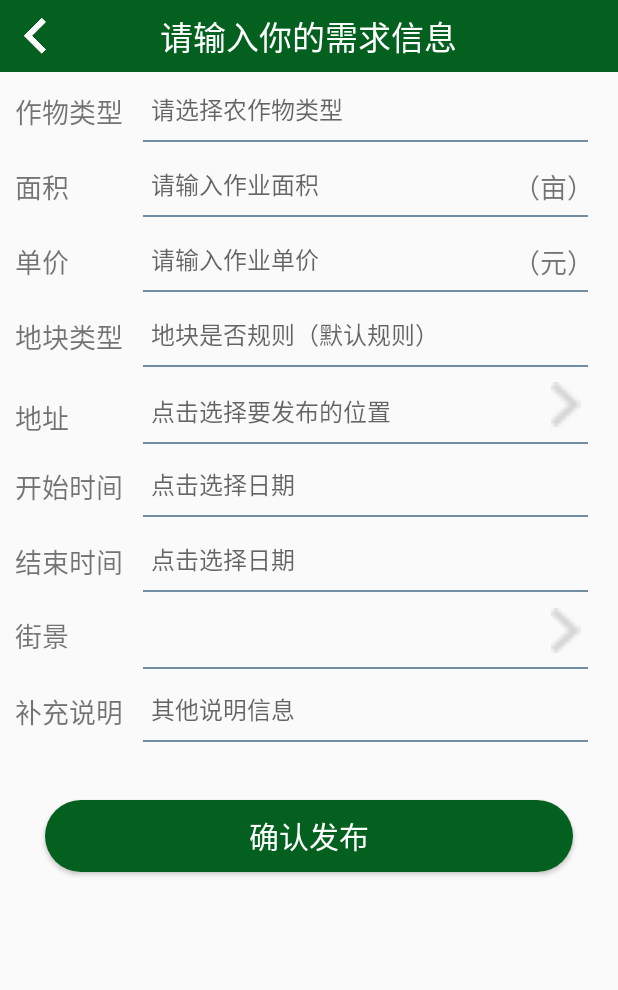
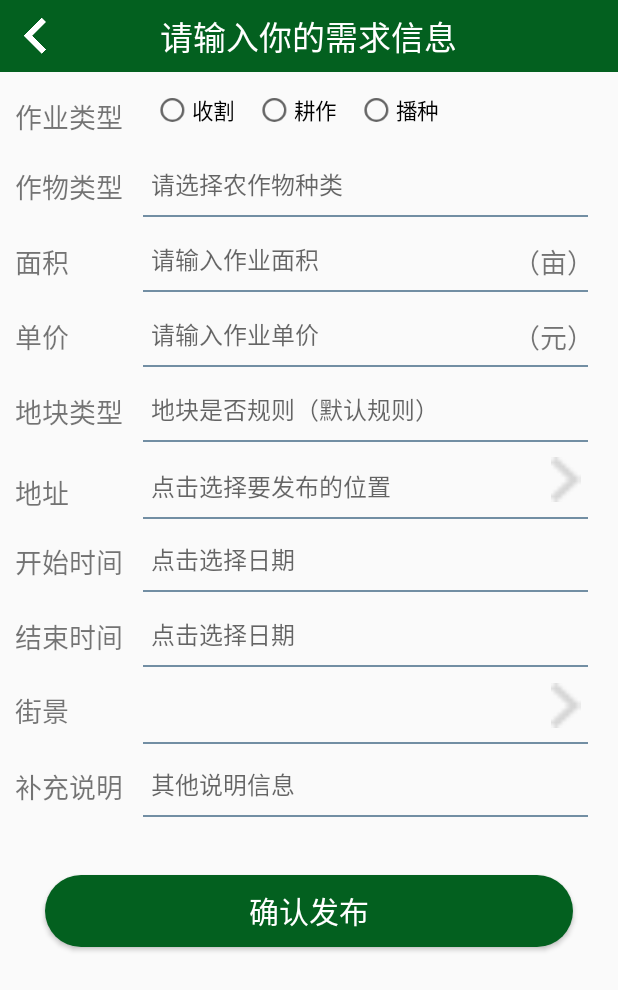
Before and after one commit to hhanchong/NJDP_farmer, an Android app: the layout activity_farmer_release.xml on its own in the app's theme, with its tools: preview values and no code run, on a phone screen of 412 x 824 dp. Shown: the top 990 px of the screen. Run offline under Robolectric (Android 15) with nearby library versions, the light colour scheme and no system bars.

Commit message:
1.调试完毕用户信息修改的接口 2.尝试图片上传功能，但是接口有问题，后面再修改 3.调整农田发布和查询模块，使用新的类型分类，细分为收耕种，然后是作物类型

```diff
--- a/app/src/main/java/com/njdp/njdp_farmer/PersonalSet.java
+++ b/app/src/main/java/com/njdp/njdp_farmer/PersonalSet.java
@@ -109,6 +109,7 @@ public class PersonalSet extends AppCompatActivity implements View.OnClickListen
             case R.id.rl_set_user_image:
                 Intent intent2 = new Intent(this, register_image.class);
                 intent2.putExtra("token", farmer.getFm_token());
+                intent2.putExtra("IsSetImage", true);
                 startActivity(intent2);
 
                 break;
--- a/app/src/main/java/com/njdp/njdp_farmer/adpter/FarmAdapter.java
+++ b/app/src/main/java/com/njdp/njdp_farmer/adpter/FarmAdapter.java
@@ -117,8 +117,8 @@ public class FarmAdapter extends BaseExpandableListAdapter {
 		} else {
 			viewHolder = (ViewHolder) convertView.getTag();
 		}
-		viewHolder.cropkind.setText("作物类型：" + child.get(groupPosition).get(childPosition).getCrops_kind());
-		viewHolder.status.setText("作业状态："+ (child.get(groupPosition).get(childPosition).getStatus().equals("0")?"未收割":"已收割"));
+		viewHolder.cropkind.setText("作业类型：" + child.get(groupPosition).get(childPosition).getCrops_kind());
+		viewHolder.status.setText("作业状态："+ (child.get(groupPosition).get(childPosition).getStatus().equals("0")?"未完成":"已完成"));
 		viewHolder.area.setText("面积 (亩)："+child.get(groupPosition).get(childPosition).getArea());
 		viewHolder.price.setText("单价 (元)："+child.get(groupPosition).get(childPosition).getUnit_price());
 		viewHolder.blocktype.setText("地块类型："+child.get(groupPosition).get(childPosition).getBlock_type());
--- a/app/src/main/java/com/njdp/njdp_farmer/db/AppConfig.java
+++ b/app/src/main/java/com/njdp/njdp_farmer/db/AppConfig.java
@@ -1,4 +1,6 @@
 package com.njdp.njdp_farmer.db;
+
+import java.net.URL;
 
 /**
  * Created by USER-PC on 2016/4/13.
@@ -21,6 +23,8 @@ public class AppConfig {
     public static  String URL_FARMLAND_GET = URL_IP + "app/farmlands/index";
     //农机查询
     public static  String URL_MACHINE_GET = URL_IP + "app/farmlands/searchMachine";
+    //获取个人信息
+    public static String URL_GETUSERINFO = URL_IP + "app/getUserInfo";
     //个人信息修改
     public static  String URL_USERINFO_EDIT = URL_IP + "app/userInfo";
 }
--- a/app/src/main/res/layout/activity_farmer_land_list.xml
+++ b/app/src/main/res/layout/activity_farmer_land_list.xml
@@ -46,7 +46,7 @@
                 android:layout_height="wrap_content"
                 android:gravity="right"
                 android:textSize="18dp"
-                android:textColor="@color/Black"
+                android:textColor="@color/colorBlack"
                 />
             <TextView
                 android:layout_width="match_parent"
@@ -54,7 +54,7 @@
                 android:gravity="left"
                 android:text="年你的发布"
                 android:textSize="18dp"
-                android:textColor="@color/Black"
+                android:textColor="@color/colorBlack"
                 android:layout_weight="5"/>
         </LinearLayout>
 
--- a/app/src/main/res/layout/activity_farmer_release.xml
+++ b/app/src/main/res/layout/activity_farmer_release.xml
@@ -40,6 +40,64 @@
                 android:layout_height="50dp"
                 android:gravity="center_vertical"
                 android:layout_gravity="center_vertical">
+
+                <TextView
+                    android:id="@+id/tv0"
+                    android:layout_width="95dp"
+                    android:layout_height="wrap_content"
+                    android:layout_marginTop="10dp"
+                    android:paddingLeft="10dp"
+                    android:text="作业类型"
+                    android:textSize="18sp"
+                    android:layout_alignParentLeft="true"
+                    android:layout_alignParentStart="true" />
+
+                <RadioGroup
+                    android:layout_width="wrap_content"
+                    android:layout_height="wrap_content"
+                    android:orientation="horizontal"
+                    android:layout_marginRight="20dp"
+                    android:layout_toRightOf="@+id/tv0">
+                    <RadioButton
+                        android:id="@+id/rbH"
+                        android:layout_width="wrap_content"
+                        android:layout_height="wrap_content"
+                        android:scaleX="0.8"
+                        android:scaleY="0.8"
+                        android:layout_marginTop="3dp"
+                        android:textColor="@color/colorBlack"
+                        android:text="收割"
+                        android:textSize="18dp" />
+                    <RadioButton
+                        android:id="@+id/rbC"
+                        android:layout_width="wrap_content"
+                        android:layout_height="wrap_content"
+                        android:scaleX="0.8"
+                        android:scaleY="0.8"
+                        android:layout_marginTop="3dp"
+                        android:textColor="@color/colorBlack"
+                        android:text="耕作"
+                        android:textSize="18dp"/>
+                    <RadioButton
+                        android:id="@+id/rbS"
+                        android:layout_width="wrap_content"
+                        android:layout_height="wrap_content"
+                        android:scaleX="0.8"
+                        android:scaleY="0.8"
+                        android:layout_marginTop="3dp"
+                        android:textColor="@color/colorBlack"
+                        android:text="播种"
+                        android:textSize="18dp"/>
+
+                </RadioGroup>
+
+            </RelativeLayout>
+
+            <RelativeLayout
+                android:layout_width="match_parent"
+                android:layout_height="50dp"
+                android:gravity="center_vertical"
+                android:layout_gravity="center_vertical">
                 <TextView
                     android:id="@+id/tv1"
                     android:layout_width="95dp"
@@ -60,7 +118,7 @@
                     android:layout_marginRight="20dp"
                     android:layout_toRightOf="@+id/tv1"
                     android:editable="false"
-                    android:hint="请选择农作物类型"
+                    android:hint="请选择农作物种类"
                     android:focusableInTouchMode="false"/>
 
             </RelativeLayout>
--- a/app/src/main/res/layout/list_farmgroup.xml
+++ b/app/src/main/res/layout/list_farmgroup.xml
@@ -8,14 +8,14 @@
         android:id="@+id/textView"
         android:layout_width="wrap_content"
         android:layout_height="wrap_content"
-        android:textColor="@color/Black"
+        android:textColor="@color/colorBlack"
         android:textSize="16dp" />
     <TextView
         android:id="@+id/textView1"
         android:layout_width="wrap_content"
         android:layout_height="wrap_content"
         android:layout_below="@+id/textView"
-        android:textColor="@color/Black"
+        android:textColor="@color/colorBlack"
         android:textSize="16dp"/>
 
 </RelativeLayout>
--- a/app/src/main/res/layout/list_machinegroup.xml
+++ b/app/src/main/res/layout/list_machinegroup.xml
@@ -29,7 +29,7 @@
                     android:layout_marginTop="5dp"
                     android:text="机主：韩默默"
                     android:textSize="16dp"
-                    android:textColor="@color/Black"
+                    android:textColor="@color/colorBlack"
                     android:layout_weight="1"/>
                 <TextView
                     android:id="@+id/tv_range"
@@ -39,7 +39,7 @@
                     android:layout_marginTop="5dp"
                     android:text="距离：18km"
                     android:textSize="16dp"
-                    android:textColor="@color/Black"
+                    android:textColor="@color/colorBlack"
                     android:layout_weight="1"/>
             </LinearLayout>
 
@@ -54,7 +54,7 @@
                     android:layout_marginTop="5dp"
                     android:text="电话：12345678901"
                     android:textSize="16dp"
-                    android:textColor="@color/Black"
+                    android:textColor="@color/colorBlack"
                     android:layout_weight="1"/>
             </LinearLayout>
 
--- a/app/src/main/res/layout/progress_dialog.xml
+++ b/app/src/main/res/layout/progress_dialog.xml
@@ -20,7 +20,7 @@
         android:layout_height="wrap_content"
         android:textSize="15sp"
         android:text="正在加载中......"
-        android:textColor="@color/Black"
+        android:textColor="@color/colorBlack"
         android:layout_below="@+id/loadingIv"
         android:layout_centerHorizontal="true" />
 
```
Also changed, not shown: app/src/main/java/com/njdp/njdp_farmer/FarmerLandList.java (+27 -1 lines), app/src/main/java/com/njdp/njdp_farmer/FarmerRelease.java (+54 -6 lines), app/src/main/java/com/njdp/njdp_farmer/conent_frament/PersonalInfoFrame.java (+126 -16 lines), app/src/main/java/com/njdp/njdp_farmer/db/ImageUploadRequest.java (+10 -2 lines), app/src/main/java/com/njdp/njdp_farmer/register_image.java (+12 -17 lines), app/src/main/res/drawable-mdpi/radiobutton_selector.xml (added, +7 -0 lines), app/src/main/res/values/colors.xml (+6 -1 lines), 7 other files.
